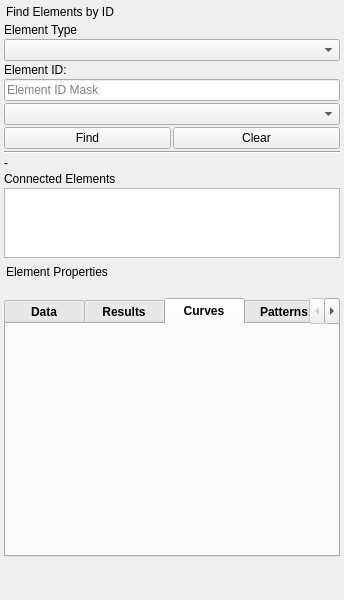
This is ui/qgisred_unified_find_properties.ui in Ingeniousware/QGISRed-BID as Qt 5 draws it before an edit. The edited form follows.
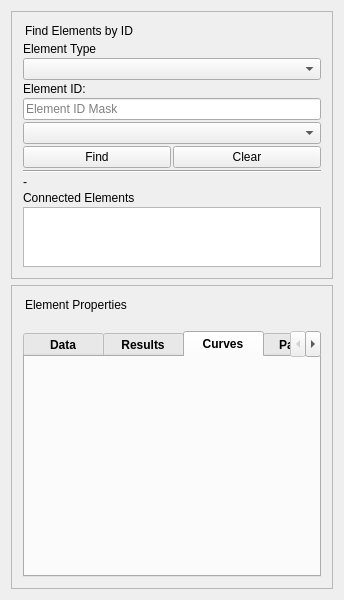
This is the edited form. The open tabs and pages were chosen to show the change.

Commit message: handle focusin and out

Patch:
```diff
--- a/ui/qgisred_unified_find_properties.ui
+++ b/ui/qgisred_unified_find_properties.ui
@@ -18,7 +18,7 @@
   </property>
   <property name="minimumSize">
    <size>
-    <width>166</width>
+    <width>206</width>
     <height>600</height>
    </size>
   </property>
@@ -74,6 +74,30 @@
        <number>0</number>
       </property>
       <item>
+       <widget class="QFrame" name="frame">
+        <property name="frameShape">
+         <enum>QFrame::NoFrame</enum>
+        </property>
+        <property name="frameShadow">
+         <enum>QFrame::Sunken</enum>
+        </property>
+        <property name="lineWidth">
+         <number>0</number>
+        </property>
+        <layout class="QVBoxLayout" name="verticalLayout_3">
+         <item>
+          <widget class="QFrame" name="frameFindElements">
+           <property name="frameShape">
+            <enum>QFrame::StyledPanel</enum>
+           </property>
+           <property name="frameShadow">
+            <enum>QFrame::Sunken</enum>
+           </property>
+           <layout class="QGridLayout" name="gridLayout">
+            <property name="sizeConstraint">
+             <enum>QLayout::SetDefaultConstraint</enum>
+            </property>
+            <item row="0" column="0">
        <widget class="QDockWidget" name="findElementsDock">
         <property name="features">
          <set>QDockWidget::NoDockWidgetFeatures</set>
@@ -99,7 +123,7 @@
            <number>2</number>
           </property>
           <item>
-           <layout class="QVBoxLayout" name="verticalLayout_3">
+                 <layout class="QVBoxLayout" name="verticalLayout_5">
             <property name="spacing">
              <number>2</number>
             </property>
@@ -247,7 +271,19 @@
         </widget>
        </widget>
       </item>
+           </layout>
+          </widget>
+         </item>
       <item>
+          <widget class="QFrame" name="frameElementProperties">
+           <property name="frameShape">
+            <enum>QFrame::StyledPanel</enum>
+           </property>
+           <property name="frameShadow">
+            <enum>QFrame::Sunken</enum>
+           </property>
+           <layout class="QGridLayout" name="gridLayout_2">
+            <item row="0" column="0">
        <widget class="QDockWidget" name="elementPropertiesDock">
         <property name="features">
          <set>QDockWidget::NoDockWidgetFeatures</set>
@@ -273,7 +309,7 @@
            <number>2</number>
           </property>
           <item>
-           <layout class="QVBoxLayout" name="verticalLayout_5">
+                 <layout class="QVBoxLayout" name="verticalLayout_6">
             <property name="spacing">
              <number>2</number>
             </property>
@@ -423,7 +459,7 @@
                <attribute name="title">
                 <string>Curves</string>
                </attribute>
-               <layout class="QVBoxLayout" name="verticalLayout_6">
+                     <layout class="QVBoxLayout" name="verticalLayout_8">
                 <property name="spacing">
                  <number>2</number>
                 </property>
@@ -445,7 +481,7 @@
                <attribute name="title">
                 <string>Patterns</string>
                </attribute>
-               <layout class="QVBoxLayout" name="verticalLayout_8">
+                     <layout class="QVBoxLayout" name="verticalLayout_9">
                 <property name="spacing">
                  <number>2</number>
                 </property>
@@ -491,6 +527,12 @@
           </item>
          </layout>
         </widget>
+             </widget>
+            </item>
+           </layout>
+          </widget>
+         </item>
+        </layout>
        </widget>
       </item>
       <item>
```
Left out of the diff: 4 changed lines with no effect on the pictures. Lines whose indentation alone changed are shown as unchanged. The commit also changes 2 other files.
